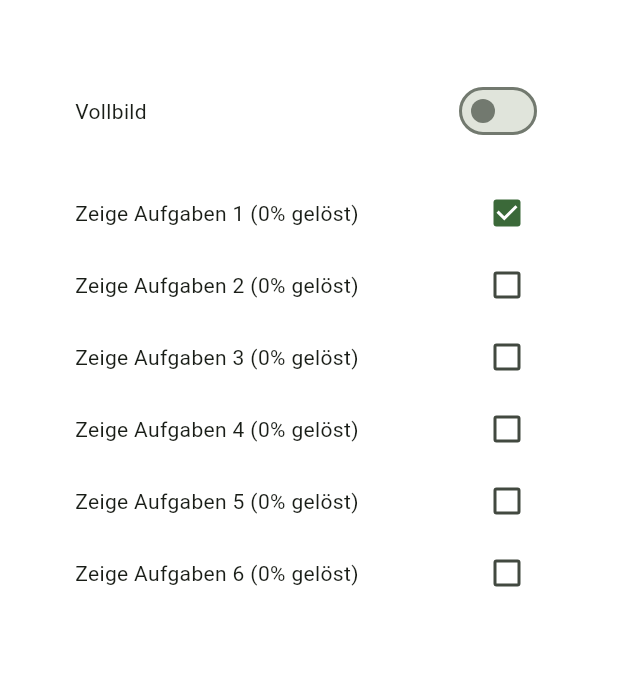
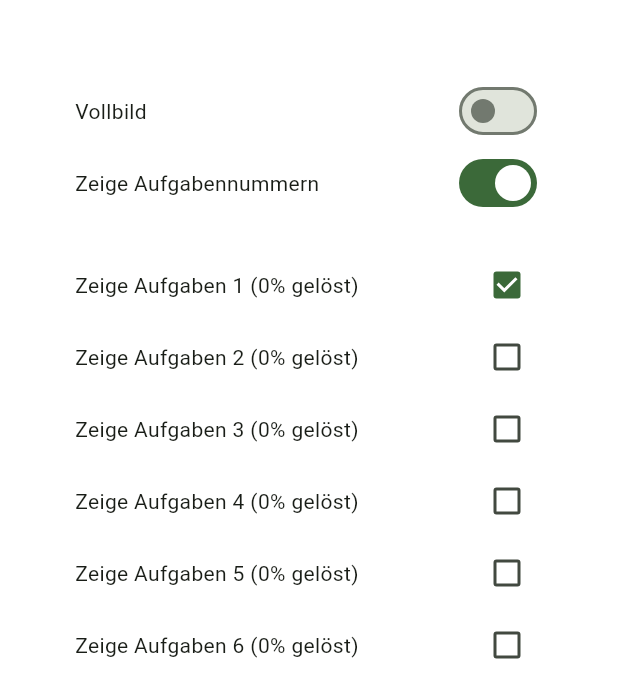
Before and after one commit to Tobias271828/IMC-Training, a Flutter app: the Settings screen opened directly, on a phone screen of 412 x 824 dp. Shown: the top 698 px of the screen. Run offline on Flutter 3.47's test engine with Material 3 defaults, Android fonts, the phone set to English and light mode, and no system bars; our stand-ins replace shared_preferences; accounts and stored records are empty.

Commit message:
Neue Version

```diff
--- a/imctraining/lib/pages/imctraining.dart
+++ b/imctraining/lib/pages/imctraining.dart
@@ -18,7 +18,7 @@ class Imctraining extends StatelessWidget {
               Container(
                 height: 50,
               ),
-              Text((context.watch<CurrentExerciseProvider>().aufgabenichtleer)?'${context.watch<CurrentExerciseProvider>().jahr} / ${context.watch<CurrentExerciseProvider>().tag} / ${context.watch<CurrentExerciseProvider>().aufgabe}':'- / - / -'),
+              Text((context.watch<CurrentExerciseProvider>().zeigeaufgabennummern)?((context.watch<CurrentExerciseProvider>().aufgabenichtleer)?'${context.watch<CurrentExerciseProvider>().jahr} / ${context.watch<CurrentExerciseProvider>().tag} / ${context.watch<CurrentExerciseProvider>().aufgabe}':'- / - / -'):((context.watch<CurrentExerciseProvider>().aufgabenichtleer)?'${context.watch<CurrentExerciseProvider>().jahr} / ${context.watch<CurrentExerciseProvider>().tag}':'- / -')),
               Image(image: AssetImage((Brightness.light == MediaQuery.of(context).platformBrightness)?'${context.watch<CurrentExerciseProvider>().linkaktuellesaufgabenbildohneendung}.jpg':'${context.watch<CurrentExerciseProvider>().linkaktuellesaufgabenbildohneendung}d.jpg')),
             ],
           ),
--- a/imctraining/lib/pages/settings.dart
+++ b/imctraining/lib/pages/settings.dart
@@ -29,6 +29,16 @@ class _SettingsState extends State<Settings> {
                   context.read<FullscreenProvider>().wechselevollbildmodus();
                 },
               ),
+            ],
+          ),
+          Row(
+            mainAxisAlignment: MainAxisAlignment.spaceBetween,
+            children: [
+              const Text("Zeige Aufgabennummern"),
+              Switch(
+                value: context.watch<CurrentExerciseProvider>().zeigeaufgabennummern,
+                onChanged: (bool value){context.read<CurrentExerciseProvider>().wechselezeigeaufgabennummern();}
+              )
             ],
           ),
           Container(height: 20,),
```
Also changed, not shown: imctraining/lib/providers/current_exercise_provider.dart (+9 -1 lines).
